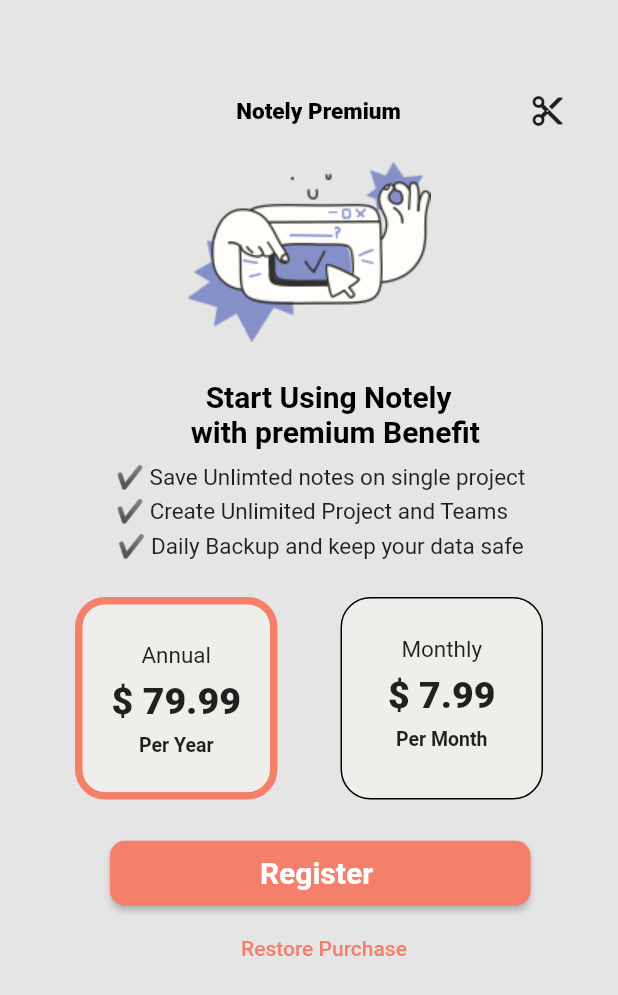
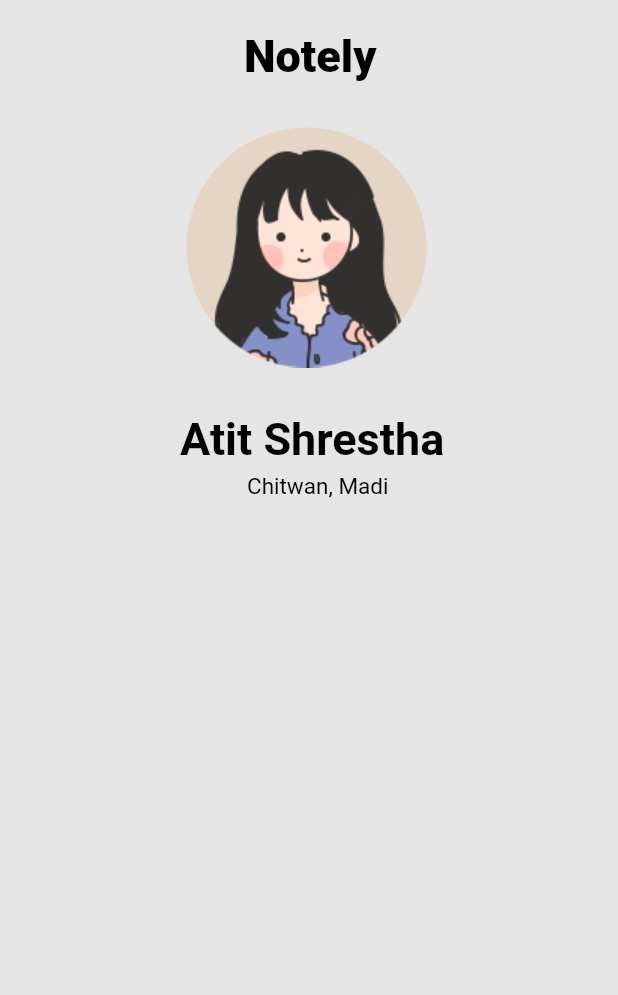
Before and after one commit to Marshallcdy/Notely, a Flutter app: the screen it shows after launch, on a phone screen of 412 x 824 dp. Shown: the top 995 px of the screen. Run offline on Flutter 3.47's test engine with Material 2 defaults, Android fonts, the phone set to English and light mode, and no system bars.

Commit message:
second commit

```diff
--- a/lib/main.dart
+++ b/lib/main.dart
@@ -11,7 +11,7 @@ class MyApp extends StatelessWidget {
   Widget build(BuildContext context) {
     return const MaterialApp(
       debugShowCheckedModeBanner: false,
-      home: Start(),
+      home: Profile(),
     );
   }
 }
@@ -610,3 +610,59 @@ class Create extends StatelessWidget {
     );
   }
 }
+
+class Profile extends StatelessWidget {
+  const Profile({super.key});
+
+  @override
+  Widget build(BuildContext context) {
+    return Scaffold(
+      backgroundColor: const Color(0XFFE5E5E5),
+      body: Column(
+        children: [
+          const Padding(
+            padding: EdgeInsets.only(left: 110, top: 20),
+            child: Text(
+              "Notely",
+              style: TextStyle(
+                  color: Colors.black,
+                  fontSize: 30,
+                  fontWeight: FontWeight.w800),
+            ),
+          ),
+          Padding(
+            padding: const EdgeInsets.only(top: 30),
+            child: Padding(
+              padding: const EdgeInsets.only(left: 105),
+              child: CircleAvatar(
+                radius: 80,
+                backgroundColor: const Color(0XFFE5D5C5),
+                child: Image.asset("photo/girl.jpg"),
+              ),
+            ),
+          ),
+          const Padding(
+            padding: EdgeInsets.only(left: 120, top: 30),
+            child: Text(
+              "Atit Shrestha ",
+              style: TextStyle(
+                  color: Colors.black,
+                  fontSize: 30,
+                  fontWeight: FontWeight.bold),
+            ),
+          ),
+          const Padding(
+            padding: EdgeInsets.only(left: 120, top: 5),
+            child: Text(
+              "Chitwan, Madi",
+              style: TextStyle(
+                  color: Colors.black,
+                  fontSize: 15,
+                  fontWeight: FontWeight.w400),
+            ),
+          ),
+        ],
+      ),
+    );
+  }
+}
--- a/pubspec.yaml
+++ b/pubspec.yaml
@@ -65,6 +65,7 @@ flutter:
    - photo/login.jpg
    - photo/tick.jpg
    - photo/notes.jpg
+   - photo/girl.jpg
 
 
   # An image asset can refer to one or more resolution-specific "variants", see
```
Also changed, not shown: photo/girl.jpg (added).
